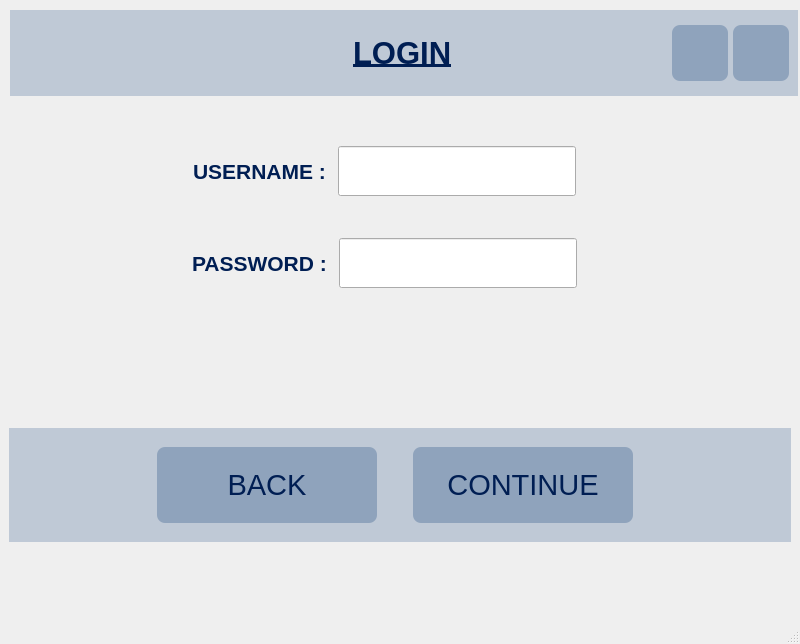
This is login.ui in ItsArtaz/cinema_management as Qt 5 draws it before an edit. The edited form follows.
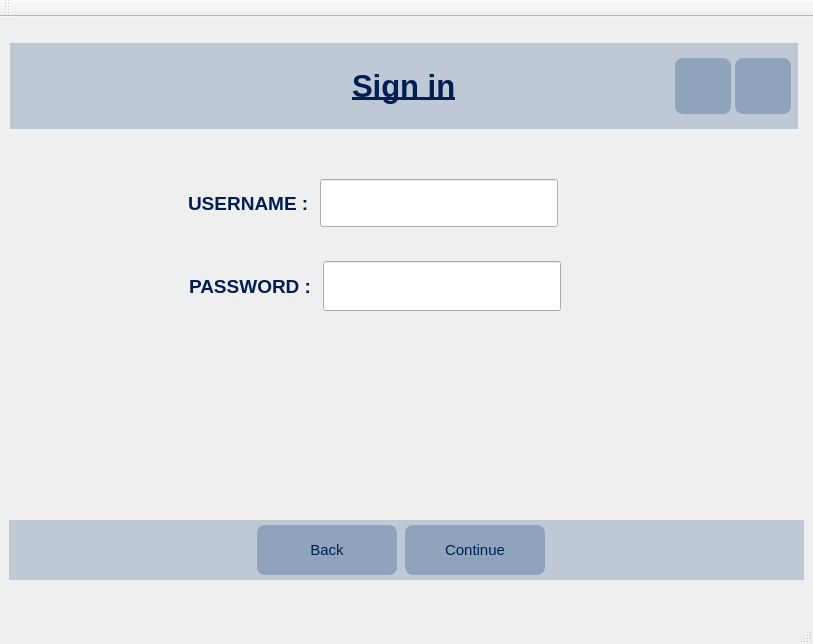
This is the edited form. Icons and pictures are not drawn.

Commit message: signup page created and back btn coded and an image added to resource and signin page changed

Patch:
```diff
--- a/login.ui
+++ b/login.ui
@@ -6,10 +6,28 @@
    <rect>
     <x>0</x>
     <y>0</y>
-    <width>800</width>
+    <width>813</width>
     <height>644</height>
    </rect>
   </property>
+  <property name="sizePolicy">
+   <sizepolicy hsizetype="Fixed" vsizetype="Fixed">
+    <horstretch>0</horstretch>
+    <verstretch>0</verstretch>
+   </sizepolicy>
+  </property>
+  <property name="minimumSize">
+   <size>
+    <width>813</width>
+    <height>620</height>
+   </size>
+  </property>
+  <property name="maximumSize">
+   <size>
+    <width>813</width>
+    <height>644</height>
+   </size>
+  </property>
   <property name="windowTitle">
    <string>MainWindow</string>
   </property>
@@ -103,6 +121,18 @@
           </size>
          </property>
          <layout class="QHBoxLayout" name="horizontalLayout_4">
+          <property name="leftMargin">
+           <number>1</number>
+          </property>
+          <property name="topMargin">
+           <number>1</number>
+          </property>
+          <property name="rightMargin">
+           <number>1</number>
+          </property>
+          <property name="bottomMargin">
+           <number>1</number>
+          </property>
           <item>
            <spacer name="horizontalSpacer_4">
             <property name="orientation">
@@ -113,7 +143,7 @@
             </property>
             <property name="sizeHint" stdset="0">
              <size>
-              <width>173</width>
+              <width>178</width>
               <height>20</height>
              </size>
             </property>
@@ -135,7 +165,7 @@
             </property>
             <property name="font">
              <font>
-              <pointsize>16</pointsize>
+              <pointsize>14</pointsize>
               <weight>75</weight>
               <bold>true</bold>
              </font>
@@ -184,11 +214,11 @@
              <enum>Qt::Horizontal</enum>
             </property>
             <property name="sizeType">
-             <enum>QSizePolicy::Fixed</enum>
+             <enum>QSizePolicy::Expanding</enum>
             </property>
             <property name="sizeHint" stdset="0">
              <size>
-              <width>236</width>
+              <width>217</width>
               <height>20</height>
              </size>
             </property>
@@ -209,7 +239,7 @@
              <enum>Qt::Horizontal</enum>
             </property>
             <property name="sizeType">
-             <enum>QSizePolicy::Fixed</enum>
+             <enum>QSizePolicy::Expanding</enum>
             </property>
             <property name="sizeHint" stdset="0">
              <size>
@@ -230,12 +260,12 @@
             <property name="minimumSize">
              <size>
               <width>0</width>
-              <height>50</height>
+              <height>48</height>
              </size>
             </property>
             <property name="font">
              <font>
-              <pointsize>16</pointsize>
+              <pointsize>14</pointsize>
               <weight>75</weight>
               <bold>true</bold>
              </font>
@@ -284,7 +314,7 @@
              <enum>Qt::Horizontal</enum>
             </property>
             <property name="sizeType">
-             <enum>QSizePolicy::Fixed</enum>
+             <enum>QSizePolicy::Expanding</enum>
             </property>
             <property name="sizeHint" stdset="0">
              <size>
@@ -308,7 +338,7 @@
          <property name="sizeHint" stdset="0">
           <size>
            <width>20</width>
-           <height>124</height>
+           <height>185</height>
           </size>
          </property>
         </spacer>
@@ -424,7 +454,7 @@
              <string notr="true"/>
             </property>
             <property name="text">
-             <string>LOGIN</string>
+             <string>Sign in</string>
             </property>
            </widget>
           </item>
@@ -522,6 +552,24 @@
     </item>
     <item>
      <widget class="QWidget" name="horizontalWidget" native="true">
+      <property name="sizePolicy">
+       <sizepolicy hsizetype="Expanding" vsizetype="Expanding">
+        <horstretch>0</horstretch>
+        <verstretch>0</verstretch>
+       </sizepolicy>
+      </property>
+      <property name="minimumSize">
+       <size>
+        <width>521</width>
+        <height>60</height>
+       </size>
+      </property>
+      <property name="maximumSize">
+       <size>
+        <width>16777215</width>
+        <height>60</height>
+       </size>
+      </property>
       <property name="styleSheet">
        <string notr="true">#horizontalWidget
 {
@@ -555,7 +603,7 @@
          </property>
          <property name="sizeHint" stdset="0">
           <size>
-           <width>147</width>
+           <width>245</width>
            <height>20</height>
           </size>
          </property>
@@ -571,36 +619,20 @@
          </property>
          <property name="minimumSize">
           <size>
-           <width>220</width>
-           <height>76</height>
+           <width>140</width>
+           <height>50</height>
           </size>
          </property>
          <property name="font">
           <font>
-           <pointsize>22</pointsize>
+           <pointsize>11</pointsize>
           </font>
          </property>
          <property name="text">
-          <string>BACK</string>
+          <string>Back</string>
          </property>
         </widget>
        </item>
-       <item>
-        <spacer name="horizontalSpacer_9">
-         <property name="orientation">
-          <enum>Qt::Horizontal</enum>
-         </property>
-         <property name="sizeType">
-          <enum>QSizePolicy::Fixed</enum>
-         </property>
-         <property name="sizeHint" stdset="0">
-          <size>
-           <width>62</width>
-           <height>20</height>
-          </size>
-         </property>
-        </spacer>
-       </item>
        <item>
         <widget class="QPushButton" name="continue_btn">
          <property name="sizePolicy">
@@ -611,17 +643,17 @@
          </property>
          <property name="minimumSize">
           <size>
-           <width>220</width>
-           <height>76</height>
+           <width>140</width>
+           <height>50</height>
           </size>
          </property>
          <property name="font">
           <font>
-           <pointsize>22</pointsize>
+           <pointsize>11</pointsize>
           </font>
          </property>
          <property name="text">
-          <string>CONTINUE</string>
+          <string>Continue</string>
          </property>
         </widget>
        </item>
@@ -635,7 +667,7 @@
          </property>
          <property name="sizeHint" stdset="0">
           <size>
-           <width>233</width>
+           <width>256</width>
            <height>20</height>
           </size>
          </property>
@@ -655,7 +687,7 @@
       <property name="sizeHint" stdset="0">
        <size>
         <width>20</width>
-        <height>71</height>
+        <height>15</height>
        </size>
       </property>
      </spacer>
@@ -673,6 +705,17 @@
    </property>
   </widget>
   <widget class="QStatusBar" name="statusbar"/>
+  <widget class="QToolBar" name="toolBar">
+   <property name="windowTitle">
+    <string>toolBar</string>
+   </property>
+   <attribute name="toolBarArea">
+    <enum>TopToolBarArea</enum>
+   </attribute>
+   <attribute name="toolBarBreak">
+    <bool>false</bool>
+   </attribute>
+  </widget>
  </widget>
  <resources>
   <include location="images.qrc"/>
```
Left out of the diff: 4 changed lines with no effect on the pictures. The commit also changes 12 other files.
